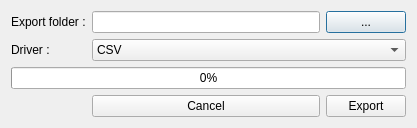
First picture: the form in src/gui/ui/export.ui, repository hytechimaging/sammo-boat, before the edit.
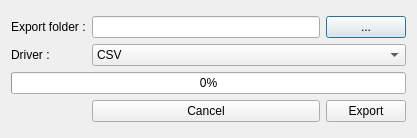
Second picture: the form after the edit.

Commit message: remove tooltip

```diff
--- a/src/gui/ui/export.ui
+++ b/src/gui/ui/export.ui
@@ -7,7 +7,7 @@
     <x>0</x>
     <y>0</y>
     <width>417</width>
-    <height>107</height>
+    <height>138</height>
    </rect>
   </property>
   <property name="windowTitle">
```
Left out of the diff: 2 changed lines with no effect on the pictures. The commit also changes 1 other file.
